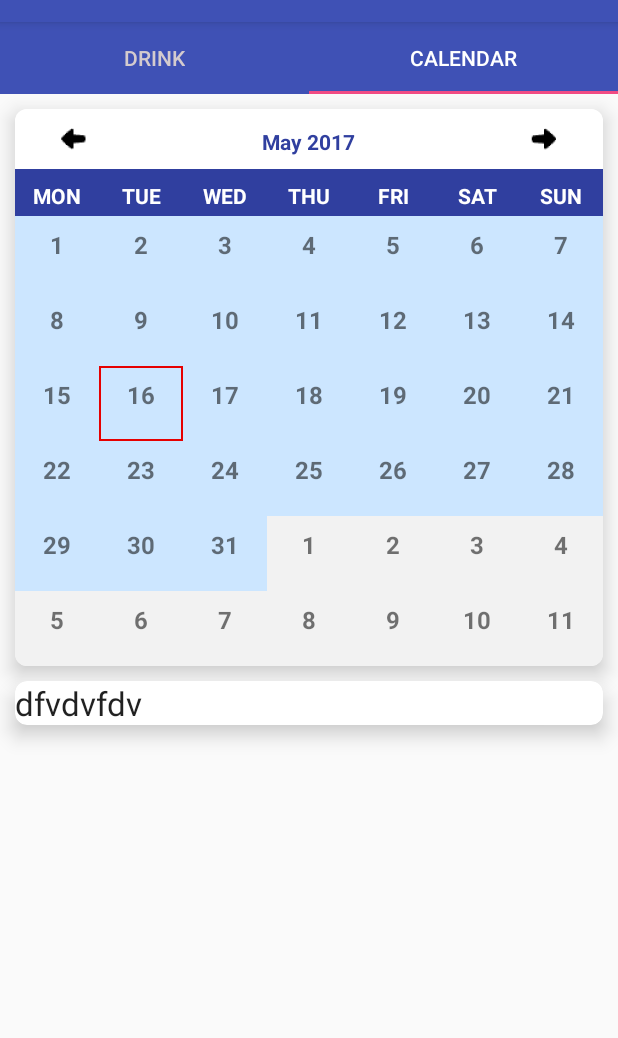
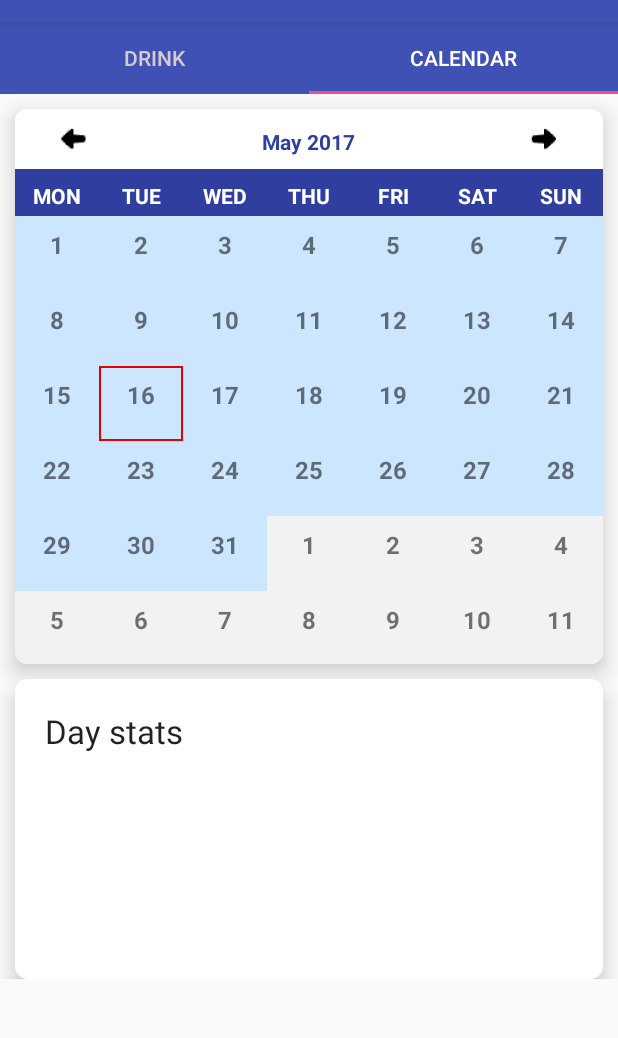
Before and after one commit to eligosoftware/watertime, an Android app: the screen it shows after launch (MainActivity), tab 2 chosen, on a phone screen of 412 x 824 dp, the part 62-1100 px from its top. Run offline under Robolectric (Android 15) with nearby library versions, the phone set to English and light mode, and no system bars.

Commit message:
Scroll view worked!

```diff
--- a/app/src/main/java/com/example/ilgarrasulov/watertime/CalendarFragment.java
+++ b/app/src/main/java/com/example/ilgarrasulov/watertime/CalendarFragment.java
@@ -33,13 +33,17 @@ public class CalendarFragment extends Fragment {
     public View onCreateView(LayoutInflater inflater, @Nullable ViewGroup container, @Nullable Bundle savedInstanceState) {
         View view= inflater.inflate(R.layout.calendar_tab,container,false);
 
+
+
         calendarView=(CalendarCustomView)view.findViewById(R.id.custom_calendar);
 
 
 
         mDrinksListRecyclerView=(RecyclerView) view.findViewById(R.id.calendar_tab_day_details);
+
         mDrinksListRecyclerView.setLayoutManager(new LinearLayoutManager(getActivity()));
 
+        mDrinksListRecyclerView.setNestedScrollingEnabled(false);
 
         Calendar cal=Calendar.getInstance(Locale.ENGLISH);
         mAdapter=new CalendarFragment.DrinksAdapter(new DatabaseQuery(getActivity()).getDrinkGlasses(cal.getTime()));
@@ -75,7 +79,7 @@ public class CalendarFragment extends Fragment {
         public CalendarFragment.DrinkHolder onCreateViewHolder(ViewGroup parent, int viewType) {
 
             LayoutInflater inflater=LayoutInflater.from(getActivity());
-            View view=inflater.inflate(R.layout.drink_details_single_item, parent,false);
+            View view=inflater.inflate(R.layout.drink_details_single_item_no_delete, parent,false);
             return new CalendarFragment.DrinkHolder(view);
         }
 
--- a/app/src/main/res/layout/calendar_tab.xml
+++ b/app/src/main/res/layout/calendar_tab.xml
@@ -1,12 +1,15 @@
 <?xml version="1.0" encoding="utf-8"?>
-<RelativeLayout xmlns:android="http://schemas.android.com/apk/res/android"
+<ScrollView xmlns:android="http://schemas.android.com/apk/res/android"
+            android:layout_width="match_parent"
+            android:layout_height="match_parent">
+<LinearLayout
     xmlns:card_view="http://schemas.android.com/apk/res-auto"
     android:orientation="vertical" android:layout_width="match_parent"
     android:layout_height="match_parent">
     <android.support.v7.widget.CardView
         android:id="@+id/calendar_tab_calendar_view"
         android:layout_width="match_parent"
-        android:layout_height="wrap_content"
+        android:layout_height="370dp"
         android:layout_marginTop="10dp"
         android:layout_marginLeft="10dp"
         android:layout_marginRight="10dp"
@@ -25,7 +28,7 @@
     <android.support.v7.widget.CardView
         android:id="@+id/calendar_tab_day_details_card_view"
         android:layout_width="match_parent"
-        android:layout_height="wrap_content"
+        android:layout_height="200dp"
         android:layout_marginTop="10dp"
         android:layout_marginLeft="10dp"
         android:layout_marginRight="10dp"
@@ -34,21 +37,27 @@
         card_view:cardBackgroundColor="#ffffff"
         card_view:cardCornerRadius="8dp"
         card_view:cardElevation="8dp"
-        android:layout_below="@id/calendar_tab_calendar_view"
         >
-
+        <LinearLayout
+            android:layout_width="match_parent"
+            android:layout_height="match_parent"
+            android:orientation="vertical"
+            >
         <TextView
+            android:layout_margin="20dp"
             android:layout_width="wrap_content"
             android:layout_height="wrap_content"
             android:id="@+id/no_data_for_day"
             android:textAppearance="?android:textAppearanceLarge"
-            android:text="dfvdvfdv"/>
+            android:text="@string/day_stats"/>
         <android.support.v7.widget.RecyclerView
 
             android:id="@+id/calendar_tab_day_details"
             android:layout_width="match_parent"
             android:layout_height="wrap_content"
             ></android.support.v7.widget.RecyclerView>
+        </LinearLayout>
+    </android.support.v7.widget.CardView>
 
-    </android.support.v7.widget.CardView>
-\</RelativeLayout>
+</LinearLayout>
+    </ScrollView>
--- a/app/src/main/res/values/strings.xml
+++ b/app/src/main/res/values/strings.xml
@@ -17,4 +17,5 @@
     <string name="last_date">30</string>
     <string name="today_drinks">Today drinks</string>
     <string name="at_str">At %s</string>
+    <string name="day_stats">Day stats</string>
 </resources>
```
Also changed, not shown: app/src/main/java/com/example/ilgarrasulov/watertime/DrinksListFragment.java (+8 -1 lines), app/src/main/res/layout/drink_details_single_item_no_delete.xml (added, +22 -0 lines).
